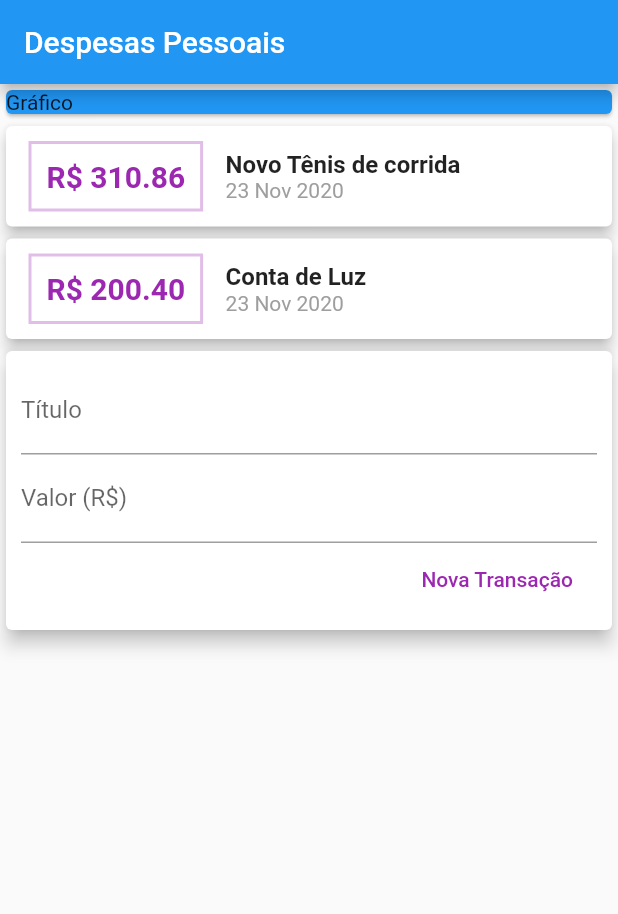
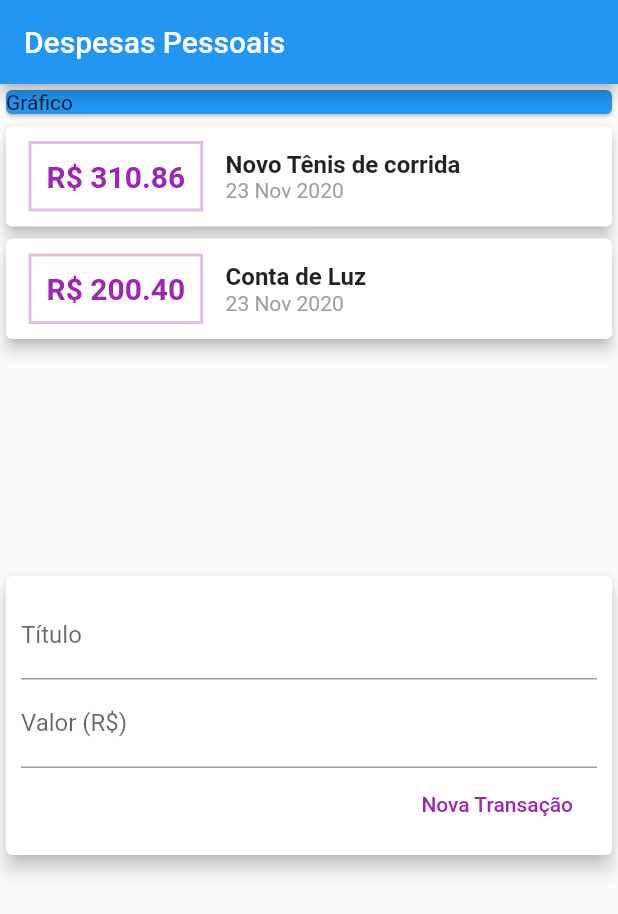
Before and after one commit to allansuru/expenses-app, a Flutter app: the screen it shows after launch, on a phone screen of 412 x 824 dp. Shown: the top 914 px of the screen. Run offline on Flutter 3.47's test engine with Material 2 defaults, Android fonts, the phone set to English and light mode, and no system bars.

Commit message:
adicionando tela do app com rolagem

```diff
--- a/lib/components/transaction_form.dart
+++ b/lib/components/transaction_form.dart
@@ -28,7 +28,7 @@ class TransactionForm extends StatelessWidget {
                   FlatButton(
                       textColor: Colors.purple,
                       onPressed: () => onSubmit(titleController.text,
-                          double.parse(valueController.text)),
+                          double.tryParse(valueController.text) ?? 0.0),
                       child: Text('Nova Transação')),
                 ],
               )
--- a/lib/components/transaction_list.dart
+++ b/lib/components/transaction_list.dart
@@ -8,7 +8,10 @@ class TransactionList extends StatelessWidget {
   TransactionList(this.transactions);
 
   @override
-  Widget build(BuildContext context) => Column(
+  Widget build(BuildContext context) => Container(
+        height: 300,
+        child: SingleChildScrollView(
+          child: Column(
             children: transactions.map((tr) {
               return Card(
                 child: Row(children: [
@@ -33,7 +36,8 @@ class TransactionList extends StatelessWidget {
                     children: [
                       Text(
                         tr.title,
-                    style: TextStyle(fontSize: 16, fontWeight: FontWeight.bold),
+                        style: TextStyle(
+                            fontSize: 16, fontWeight: FontWeight.bold),
                       ),
                       Text(
                         DateFormat('d MMM y').format(tr.date),
@@ -45,5 +49,7 @@ class TransactionList extends StatelessWidget {
                 elevation: 4,
               );
             }).toList(),
+          ),
+        ),
       );
 }
--- a/lib/components/transaction_user.dart
+++ b/lib/components/transaction_user.dart
@@ -22,7 +22,6 @@ class _TransactionUserState extends State<TransactionUser> {
   ];
 
   addTransaction(String title, double value) {
-    print(value);
     final newTransaction = Transaction(
         id: Random().nextDouble().toString(),
         title: title,
--- a/lib/main.dart
+++ b/lib/main.dart
@@ -20,7 +20,8 @@ class MyHomePage extends StatelessWidget {
       appBar: AppBar(
         title: Text('Despesas Pessoais'),
       ),
-      body: Column(
+      body: SingleChildScrollView(
+        child: Column(
           crossAxisAlignment: CrossAxisAlignment.stretch,
           children: [
             Container(
@@ -32,6 +33,7 @@ class MyHomePage extends StatelessWidget {
             TransactionUser()
           ],
         ),
+      ),
     );
   }
 }
```
Lines whose indentation alone changed are shown as unchanged.
